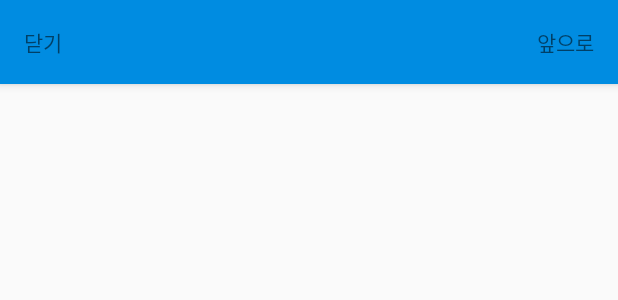
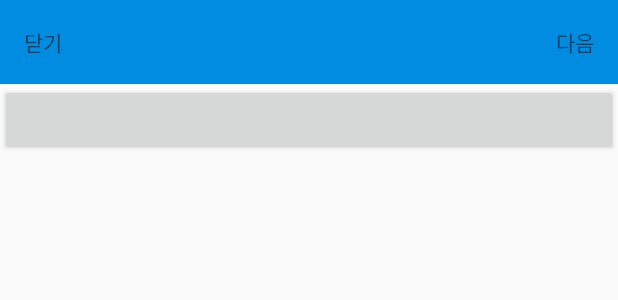
Before and after one commit to rhfoqkq000/RideCapsule, an Android app: the layout activity_image_select.xml on its own in the app's theme, with its tools: preview values and no code run, on a phone screen of 412 x 824 dp. Shown: the top 300 px of the screen. Run offline under Robolectric (Android 15) with nearby library versions, the phone set to English and light mode, and no system bars.

Commit message:
add image upload

```diff
--- a/app/build.gradle
+++ b/app/build.gradle
@@ -37,6 +37,7 @@ dependencies {
     compile('com.sangcomz:FishBun:0.7.7@aar') {
         transitive = true
     }
+    compile 'id.zelory:compressor:2.1.0'
 //    image
     compile 'com.github.bumptech.glide:glide:4.2.0'
     compile 'jp.wasabeef:glide-transformations:3.0.1'
--- a/app/src/main/java/com/example/horse/travel/ApiClient.java
+++ b/app/src/main/java/com/example/horse/travel/ApiClient.java
@@ -9,7 +9,7 @@ import retrofit2.converter.gson.GsonConverterFactory;
 
 public class ApiClient {
 
-    private static String BASE_URL = "http://168.115.9.99:5000";
+    private static String BASE_URL = "http://220.84.195.101:5000";
     private static Retrofit retrofit = null;
 
     public static Retrofit getClient() {
--- a/app/src/main/java/com/example/horse/travel/sns/list/SnsRecyclerAdapter.java
+++ b/app/src/main/java/com/example/horse/travel/sns/list/SnsRecyclerAdapter.java
@@ -80,7 +80,7 @@ public class SnsRecyclerAdapter extends RecyclerView.Adapter<SnsRecyclerAdapter.
 //        options.fitCenter();
 
         Glide.with(holder.myImageView.getContext())
-                .load("http://168.115.9.99:5000/"+imgArr[0])
+                .load("http://220.84.195.101:5000/"+imgArr[0])
 //                .apply(options)
 //                .apply(bitmapTransform(new BlurTransformation(25)))
                 .into(holder.myImageView);
--- a/app/src/main/res/layout/activity_image_select.xml
+++ b/app/src/main/res/layout/activity_image_select.xml
@@ -1,9 +1,13 @@
 <?xml version="1.0" encoding="utf-8"?>
-<android.support.design.widget.CoordinatorLayout
+<LinearLayout
     xmlns:android="http://schemas.android.com/apk/res/android"
     xmlns:app="http://schemas.android.com/apk/res-auto"
     android:layout_width="match_parent"
-    android:layout_height="match_parent">
+    android:layout_height="match_parent"
+    android:orientation="vertical">
+    <android.support.design.widget.CoordinatorLayout
+        android:layout_width="wrap_content"
+        android:layout_height="wrap_content">
     <android.support.design.widget.AppBarLayout
         android:layout_width="match_parent"
         android:layout_height="wrap_content"
@@ -27,10 +31,15 @@
                     android:layout_width="wrap_content"
                     android:layout_height="wrap_content"
                     android:layout_alignParentRight="true"
-                    android:text="앞으로"/>
+                    android:text="다음"/>
             </RelativeLayout>
         </android.support.v7.widget.Toolbar>
 
     </android.support.design.widget.AppBarLayout>
+    </android.support.design.widget.CoordinatorLayout>
+    <Button
+        android:layout_width="match_parent"
+        android:layout_height="wrap_content"
+        android:id="@+id/select_imgs_btn"/>
 
-</android.support.design.widget.CoordinatorLayout>
+</LinearLayout>
--- a/build.gradle
+++ b/build.gradle
@@ -7,7 +7,7 @@ buildscript {
         jcenter()
     }
     dependencies {
-        classpath 'com.android.tools.build:gradle:3.0.0-beta7'
+        classpath 'com.android.tools.build:gradle:3.0.0-rc1'
 
 
         // NOTE: Do not place your application dependencies here; they belong
```
Also changed, not shown: app/src/main/java/com/example/horse/travel/sns/write/ActivityImageSelect.java (+121 -0 lines).
